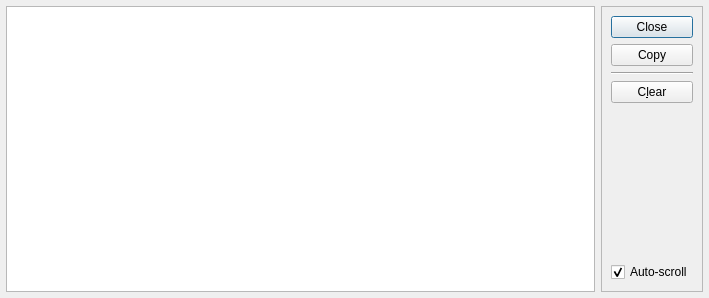
Qt form src/dialog/logdialog.ui (openconnect/openconnect-gui) before a commit.
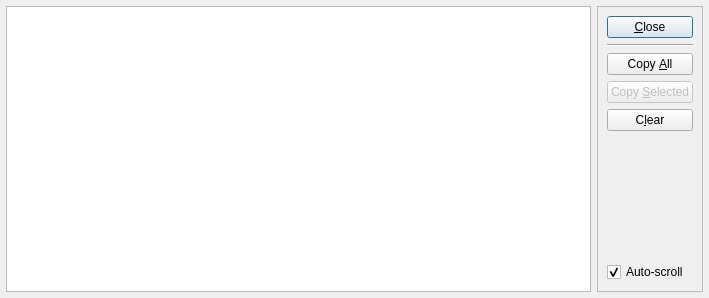
The same form after that commit.

Commit message: Allow copy to clipboard selected lines only or all log entries

```diff
--- a/src/dialog/logdialog.ui
+++ b/src/dialog/logdialog.ui
@@ -48,14 +48,7 @@
          <enum>Qt::LeftToRight</enum>
         </property>
         <property name="text">
-         <string>Close</string>
-        </property>
-       </widget>
-      </item>
-      <item>
-       <widget class="QPushButton" name="pushButtonCopy">
-        <property name="text">
-         <string>Copy</string>
+         <string>&amp;Close</string>
         </property>
        </widget>
       </item>
@@ -66,6 +59,23 @@
         </property>
        </widget>
       </item>
+      <item>
+       <widget class="QPushButton" name="pushButtonCopyAll">
+        <property name="text">
+         <string>Copy &amp;All</string>
+        </property>
+       </widget>
+      </item>
+      <item>
+       <widget class="QPushButton" name="pushButtonCopySelected">
+        <property name="enabled">
+         <bool>false</bool>
+        </property>
+        <property name="text">
+         <string>Copy &amp;Selected</string>
+        </property>
+       </widget>
+      </item>
       <item>
        <widget class="QPushButton" name="pushButtonClear">
         <property name="text">
```
The commit also changes 2 other files.
